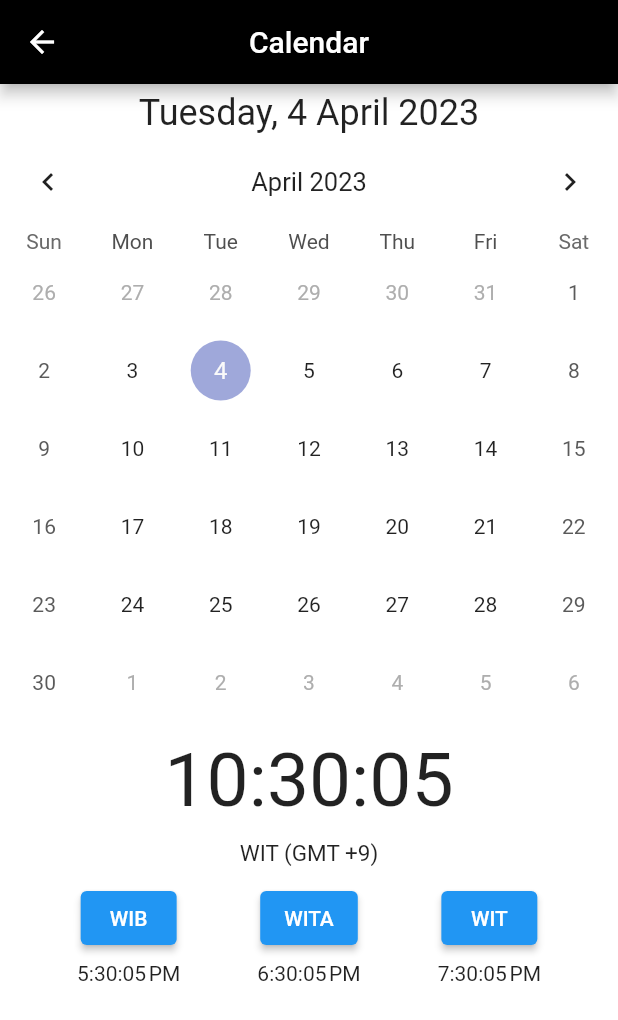
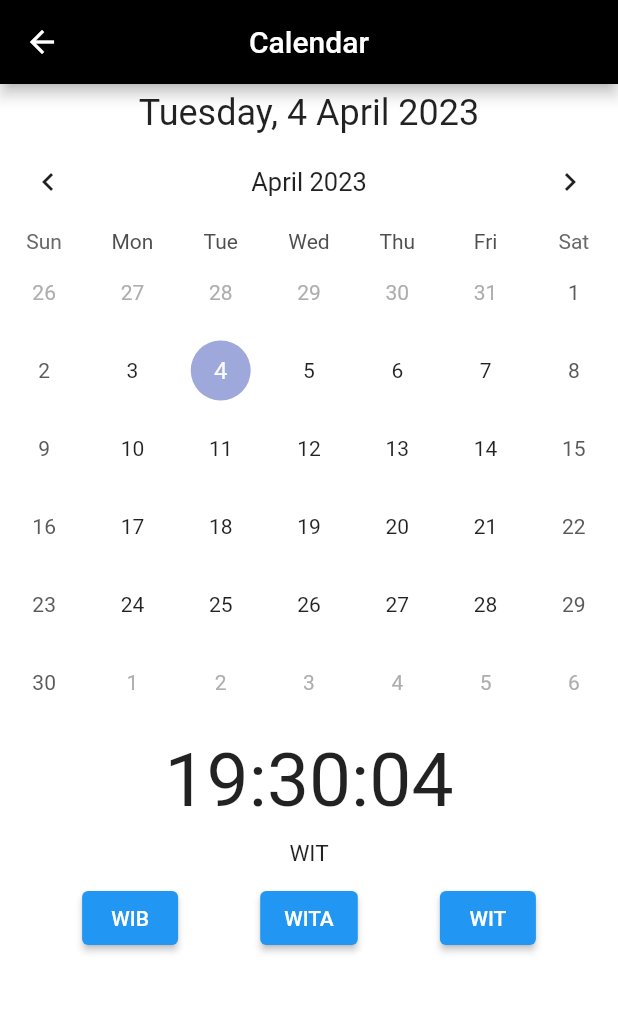
Before and after one commit to ernisarahmaa/UTS_TPM, a Flutter app: the CalendarPage screen opened directly, after a tap on "WIB", after a tap on "WITA", after a tap on "WIT", on a phone screen of 412 x 824 dp. Shown: the top 1020 px of the screen. Run offline on Flutter 3.47's test engine with Material 2 defaults, Android fonts, the phone set to English and light mode, and no system bars; drawn by our look-alikes of table_calendar.

Commit message:
update calendar

```diff
--- a/lib/calendar.dart
+++ b/lib/calendar.dart
@@ -1,4 +1,3 @@
-import 'dart:async';
 import 'package:flutter/material.dart';
 import 'package:table_calendar/table_calendar.dart';
 import 'package:intl/intl.dart';
@@ -11,26 +10,36 @@ class CalendarPage extends StatefulWidget {
 }
 
 class _CalendarPageState extends State<CalendarPage> {
-  DateTime _dateTime = DateTime.now();
+  String _date = '';
+  String _time = '';
   String _timeZone = 'WIB';
-  String _timeZoneOffset = '+7';
-
-  void _setTimeZone(String timeZone, String timeZoneOffset) {
-    setState(() {
-      _timeZone = timeZone;
-      _timeZoneOffset = timeZoneOffset;
-    });
-  }
 
   @override
   void initState() {
     super.initState();
-    Timer.periodic(const Duration(seconds: 1), (Timer t) => _getCurrentTime());
+    _updateTime();
   }
 
-  void _getCurrentTime() {
+  void _updateTime() {
+    var time = DateTime.now().toUtc();
+    switch(_timeZone) {
+      case 'WIB':
+        time = time.add(const Duration(hours: 7));
+        break;
+      case 'WITA':
+        time = time.add(const Duration(hours: 8));
+        break;
+      case 'WIT':
+        time = time.add(const Duration(hours: 9));
+        break;
+      default:
+        break;
+    }
+    var formatDate = DateFormat('EEEE, d MMMM y');
+    var formatTime = DateFormat('HH:mm:ss');
     setState(() {
-      _dateTime = DateTime.now();
+      _date = formatDate.format(time);
+      _time = formatTime.format(time);
     });
   }
 
@@ -46,7 +55,7 @@ class _CalendarPageState extends State<CalendarPage> {
         children: [
           const SizedBox(height: 5),
           Text(
-            DateFormat('EEEE, d MMMM y').format(_dateTime),
+            '$_date',
             style: const TextStyle(fontSize: 24),
           ),
           TableCalendar(
@@ -58,13 +67,13 @@ class _CalendarPageState extends State<CalendarPage> {
           ),
           const SizedBox(height: 10),
           Text(
-            DateFormat('HH:mm:ss').format(_dateTime),
+            '$_time',
             style: const TextStyle(fontSize: 50),
           ),
           const SizedBox(height: 10),
           Center(
             child: Text(
-              '$_timeZone (GMT $_timeZoneOffset)',
+              '$_timeZone',
               style: const TextStyle(fontSize: 15),
             ),
           ),
@@ -75,37 +84,39 @@ class _CalendarPageState extends State<CalendarPage> {
               Column(
                 children: [
                   ElevatedButton(
-                      onPressed: () => _setTimeZone('WIB', '+7'),
+                      onPressed: () {
+                        setState(() {
+                          _timeZone = 'WIB';
+                        });
+                        _updateTime();
+                      },
                       child: const Text('WIB'),
-                  ),
-                  const SizedBox(height: 5),
-                  Text(
-                    DateFormat().add_jms().format(DateTime.now().toUtc().add(const Duration(hours: 7))),
                   ),
                 ],
               ),
               Column(
                 children: [
                   ElevatedButton(
-                    onPressed: () => _setTimeZone('WITA', '+8'),
+                    onPressed: () {
+                      setState(() {
+                        _timeZone = 'WITA';
+                      });
+                      _updateTime();
+                    },
                     child: const Text('WITA'),
                   ),
-                  const SizedBox(height: 5),
-                  Text(
-                    DateFormat().add_jms().format(DateTime.now().toUtc().add(const Duration(hours: 8))),
-                  ),
-
                 ],
               ),
               Column(
                 children: [
                   ElevatedButton(
-                    onPressed: () => _setTimeZone('WIT', '+9'),
+                    onPressed: () {
+                      setState(() {
+                        _timeZone = 'WIT';
+                      });
+                      _updateTime();
+                    },
                     child: const Text('WIT'),
-                  ),
-                  const SizedBox(height: 5),
-                  Text(
-                    DateFormat().add_jms().format(DateTime.now().toUtc().add(const Duration(hours: 9))),
                   ),
                 ],
               ),
```
